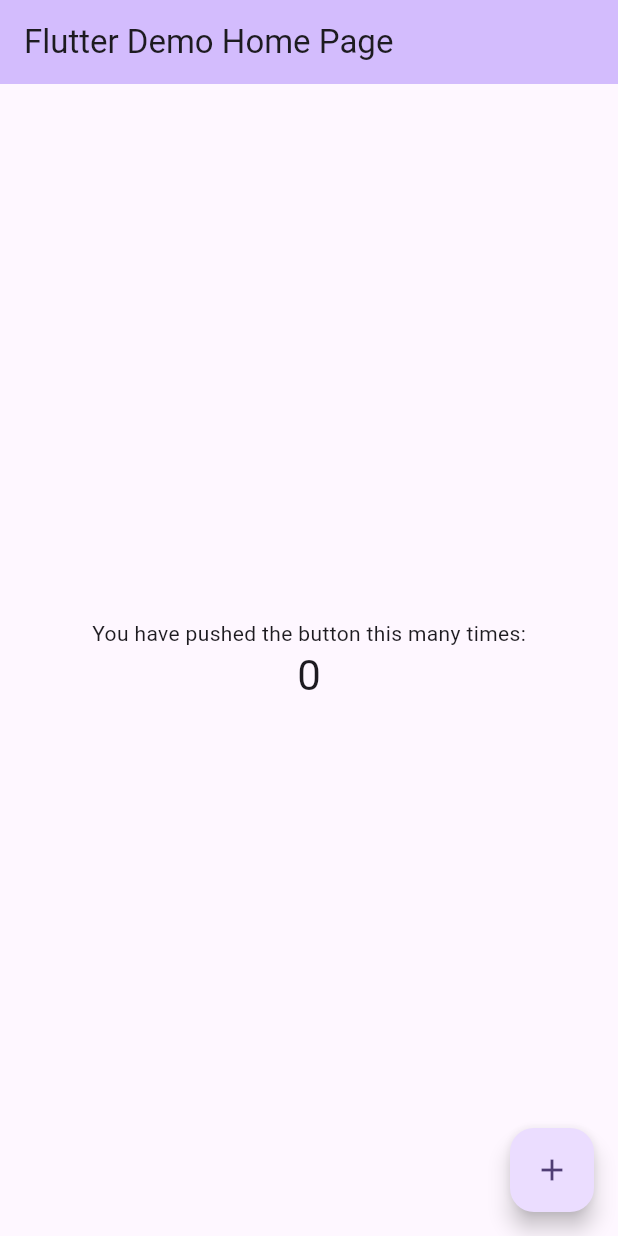
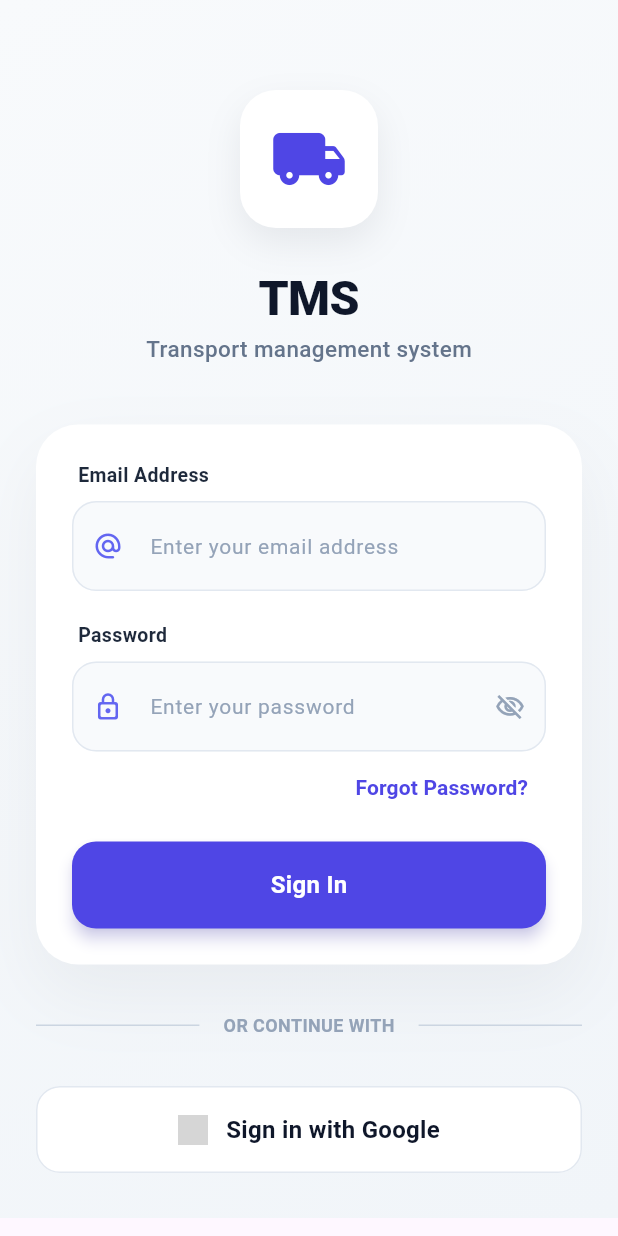
Before and after one commit to aswath06/TMS, a Flutter app: the screen it shows after launch, on a phone screen of 412 x 824 dp. Run offline on Flutter 3.47's test engine with Material 3 defaults, Android fonts, the phone set to English and light mode, and no system bars; network calls fail; grey boxes are pictures that could not be loaded.

Commit message:
login screen

```diff
--- /dev/null
+++ b/lib/components/custom_button.dart
@@ -0,0 +1,78 @@
+import 'package:flutter/material.dart';
+
+class CustomButton extends StatelessWidget {
+  final String text;
+  final VoidCallback onPressed;
+  final Color? backgroundColor;
+  final Color? textColor;
+  final Widget? icon;
+  final bool isLoading;
+
+  const CustomButton({
+    super.key,
+    required this.text,
+    required this.onPressed,
+    this.backgroundColor,
+    this.textColor,
+    this.icon,
+    this.isLoading = false,
+  });
+
+  @override
+  Widget build(BuildContext context) {
+    bool isWhite = backgroundColor == Colors.white;
+
+    return AnimatedContainer(
+      duration: const Duration(milliseconds: 200),
+      child: SizedBox(
+        width: double.infinity,
+        height: 58,
+        child: ElevatedButton(
+          onPressed: isLoading ? null : onPressed,
+          style: ElevatedButton.styleFrom(
+            backgroundColor: backgroundColor ?? const Color(0xFF4F46E5),
+            foregroundColor: isWhite ? Colors.black12 : Colors.white24,
+            disabledBackgroundColor: isWhite
+                ? Colors.white
+                : const Color(0xFF818CF8),
+            elevation: isWhite ? 0 : 4,
+            shadowColor: const Color(0xFF4F46E5).withOpacity(0.4),
+            shape: RoundedRectangleBorder(
+              borderRadius: BorderRadius.circular(16),
+              side: isWhite
+                  ? const BorderSide(color: Color(0xFFE2E8F0))
+                  : BorderSide.none,
+            ),
+          ),
+          child: AnimatedSwitcher(
+            duration: const Duration(milliseconds: 300),
+            child: isLoading
+                ? SizedBox(
+                    height: 24,
+                    width: 24,
+                    child: CircularProgressIndicator(
+                      strokeWidth: 3,
+                      color: isWhite ? const Color(0xFF4F46E5) : Colors.white,
+                    ),
+                  )
+                : Row(
+                    mainAxisAlignment: MainAxisAlignment.center,
+                    children: [
+                      if (icon != null) ...[icon!, const SizedBox(width: 12)],
+                      Text(
+                        text,
+                        style: TextStyle(
+                          color: textColor ?? Colors.white,
+                          fontSize: 16,
+                          fontWeight: FontWeight.w700,
+                          letterSpacing: 0.2,
+                        ),
+                      ),
+                    ],
+                  ),
+          ),
+        ),
+      ),
+    );
+  }
+}
--- /dev/null
+++ b/lib/components/custom_input.dart
@@ -0,0 +1,106 @@
+import 'package:flutter/material.dart';
+
+class CustomInput extends StatefulWidget {
+  final String label;
+  final TextEditingController controller;
+  final bool isPassword;
+  final TextInputType keyboardType;
+  final IconData icon;
+
+  const CustomInput({
+    super.key,
+    required this.label,
+    required this.controller,
+    required this.icon,
+    this.isPassword = false,
+    this.keyboardType = TextInputType.text,
+  });
+
+  @override
+  State<CustomInput> createState() => _CustomInputState();
+}
+
+class _CustomInputState extends State<CustomInput> {
+  // Local state to toggle password visibility
+  late bool _obscureText;
+
+  @override
+  void initState() {
+    super.initState();
+    // Initialize obscureText based on whether it's a password field
+    _obscureText = widget.isPassword;
+  }
+
+  @override
+  Widget build(BuildContext context) {
+    return Column(
+      crossAxisAlignment: CrossAxisAlignment.start,
+      children: [
+        Padding(
+          padding: const EdgeInsets.only(left: 4, bottom: 8),
+          child: Text(
+            widget.label,
+            style: const TextStyle(
+              fontWeight: FontWeight.w700,
+              color: Color(0xFF1E293B),
+              fontSize: 13,
+            ),
+          ),
+        ),
+        TextField(
+          controller: widget.controller,
+          obscureText: _obscureText,
+          keyboardType: widget.keyboardType,
+          style: const TextStyle(
+            color: Color(0xFF0F172A),
+            fontWeight: FontWeight.w500,
+          ),
+          decoration: InputDecoration(
+            prefixIcon: Icon(
+              widget.icon,
+              color: const Color(0xFF6366F1),
+              size: 20,
+            ),
+            // Added suffixIcon for the show/hide password toggle
+            suffixIcon: widget.isPassword
+                ? IconButton(
+                    icon: Icon(
+                      _obscureText
+                          ? Icons.visibility_off_outlined
+                          : Icons.visibility_outlined,
+                      color: const Color(0xFF94A3B8),
+                      size: 20,
+                    ),
+                    onPressed: () {
+                      setState(() {
+                        _obscureText = !_obscureText;
+                      });
+                    },
+                  )
+                : null,
+            hintText: "Enter your ${widget.label.toLowerCase()}",
+            hintStyle: const TextStyle(
+              color: Color(0xFF94A3B8),
+              fontSize: 14,
+              fontWeight: FontWeight.w400,
+            ),
+            filled: true,
+            fillColor: const Color(0xFFF8FAFC),
+            contentPadding: const EdgeInsets.symmetric(
+              vertical: 18,
+              horizontal: 16,
+            ),
+            enabledBorder: OutlineInputBorder(
+              borderRadius: BorderRadius.circular(16),
+              borderSide: const BorderSide(color: Color(0xFFE2E8F0)),
+            ),
+            focusedBorder: OutlineInputBorder(
+              borderRadius: BorderRadius.circular(16),
+              borderSide: const BorderSide(color: Color(0xFF6366F1), width: 2),
+            ),
+          ),
+        ),
+      ],
+    );
+  }
+}
--- a/lib/main.dart
+++ b/lib/main.dart
@@ -1,4 +1,5 @@
 import 'package:flutter/material.dart';
+import 'utils/routes.dart';
 
 void main() {
   runApp(const MyApp());
@@ -7,116 +8,13 @@ void main() {
 class MyApp extends StatelessWidget {
   const MyApp({super.key});
 
-  // This widget is the root of your application.
   @override
   Widget build(BuildContext context) {
     return MaterialApp(
-      title: 'Flutter Demo',
-      theme: ThemeData(
-        // This is the theme of your application.
-        //
-        // TRY THIS: Try running your application with "flutter run". You'll see
-        // the application has a purple toolbar. Then, without quitting the app,
-        // try changing the seedColor in the colorScheme below to Colors.green
-        // and then invoke "hot reload" (save your changes or press the "hot
-        // reload" button in a Flutter-supported IDE, or press "r" if you used
-        // the command line to start the app).
-        //
-        // Notice that the counter didn't reset back to zero; the application
-        // state is not lost during the reload. To reset the state, use hot
-        // restart instead.
-        //
-        // This works for code too, not just values: Most code changes can be
-        // tested with just a hot reload.
-        colorScheme: .fromSeed(seedColor: Colors.deepPurple),
-      ),
-      home: const MyHomePage(title: 'Flutter Demo Home Page'),
+      debugShowCheckedModeBanner: false,
+      themeMode: ThemeMode.system,
+      initialRoute: AppRoutes.login,
+      onGenerateRoute: AppRoutes.generateRoute,
     );
   }
 }
-
-class MyHomePage extends StatefulWidget {
-  const MyHomePage({super.key, required this.title});
-
-  // This widget is the home page of your application. It is stateful, meaning
-  // that it has a State object (defined below) that contains fields that affect
-  // how it looks.
-
-  // This class is the configuration for the state. It holds the values (in this
-  // case the title) provided by the parent (in this case the App widget) and
-  // used by the build method of the State. Fields in a Widget subclass are
-  // always marked "final".
-
-  final String title;
-
-  @override
-  State<MyHomePage> createState() => _MyHomePageState();
-}
-
-class _MyHomePageState extends State<MyHomePage> {
-  int _counter = 0;
-
-  void _incrementCounter() {
-    setState(() {
-      // This call to setState tells the Flutter framework that something has
-      // changed in this State, which causes it to rerun the build method below
-      // so that the display can reflect the updated values. If we changed
-      // _counter without calling setState(), then the build method would not be
-      // called again, and so nothing would appear to happen.
-      _counter++;
-    });
-  }
-
-  @override
-  Widget build(BuildContext context) {
-    // This method is rerun every time setState is called, for instance as done
-    // by the _incrementCounter method above.
-    //
-    // The Flutter framework has been optimized to make rerunning build methods
-    // fast, so that you can just rebuild anything that needs updating rather
-    // than having to individually change instances of widgets.
-    return Scaffold(
-      appBar: AppBar(
-        // TRY THIS: Try changing the color here to a specific color (to
-        // Colors.amber, perhaps?) and trigger a hot reload to see the AppBar
-        // change color while the other colors stay the same.
-        backgroundColor: Theme.of(context).colorScheme.inversePrimary,
-        // Here we take the value from the MyHomePage object that was created by
-        // the App.build method, and use it to set our appbar title.
-        title: Text(widget.title),
-      ),
-      body: Center(
-        // Center is a layout widget. It takes a single child and positions it
-        // in the middle of the parent.
-        child: Column(
-          // Column is also a layout widget. It takes a list of children and
-          // arranges them vertically. By default, it sizes itself to fit its
-          // children horizontally, and tries to be as tall as its parent.
-          //
-          // Column has various properties to control how it sizes itself and
-          // how it positions its children. Here we use mainAxisAlignment to
-          // center the children vertically; the main axis here is the vertical
-          // axis because Columns are vertical (the cross axis would be
-          // horizontal).
-          //
-          // TRY THIS: Invoke "debug painting" (choose the "Toggle Debug Paint"
-          // action in the IDE, or press "p" in the console), to see the
-          // wireframe for each widget.
-          mainAxisAlignment: .center,
-          children: [
-            const Text('You have pushed the button this many times:'),
-            Text(
-              '$_counter',
-              style: Theme.of(context).textTheme.headlineMedium,
-            ),
-          ],
-        ),
-      ),
-      floatingActionButton: FloatingActionButton(
-        onPressed: _incrementCounter,
-        tooltip: 'Increment',
-        child: const Icon(Icons.add),
-      ),
-    );
-  }
-}
--- /dev/null
+++ b/lib/screens/auth/login_screen.dart
@@ -0,0 +1,193 @@
+import 'package:flutter/material.dart';
+import 'package:tms/components/custom_button.dart';
+import 'package:tms/components/custom_input.dart';
+
+class LoginScreen extends StatefulWidget {
+  const LoginScreen({super.key});
+
+  @override
+  State<LoginScreen> createState() => _LoginScreenState();
+}
+
+class _LoginScreenState extends State<LoginScreen> {
+  final TextEditingController _emailController = TextEditingController();
+  final TextEditingController _passwordController = TextEditingController();
+  bool _isLoggingIn = false;
+  bool _isGoogleLoading = false;
+
+  Future<void> _handleLogin() async {
+    if (_emailController.text.isEmpty || _passwordController.text.isEmpty) {
+      ScaffoldMessenger.of(context).showSnackBar(
+        const SnackBar(content: Text("Please fill in all fields")),
+      );
+      return;
+    }
+
+    setState(() => _isLoggingIn = true);
+    await Future.delayed(const Duration(seconds: 2));
+    if (mounted) setState(() => _isLoggingIn = false);
+  }
+
+  @override
+  void dispose() {
+    _emailController.dispose();
+    _passwordController.dispose();
+    super.dispose();
+  }
+
+  @override
+  Widget build(BuildContext context) {
+    return Scaffold(
+      body: Container(
+        decoration: const BoxDecoration(
+          gradient: LinearGradient(
+            begin: Alignment.topLeft,
+            end: Alignment.bottomRight,
+            colors: [
+              Color(0xFFF8FAFC),
+              Color(0xFFF1F5F9),
+            ], // Slate 50 to Slate 100
+          ),
+        ),
+        child: SafeArea(
+          child: SingleChildScrollView(
+            physics: const BouncingScrollPhysics(),
+            padding: const EdgeInsets.symmetric(horizontal: 24.0),
+            child: Column(
+              children: [
+                const SizedBox(height: 60),
+                Hero(
+                  tag: 'logo',
+                  child: Container(
+                    padding: const EdgeInsets.all(20),
+                    decoration: BoxDecoration(
+                      color: Colors.white,
+                      borderRadius: BorderRadius.circular(24),
+                      boxShadow: [
+                        BoxShadow(
+                          color: const Color(0xFF0F172A).withOpacity(0.08),
+                          blurRadius: 20,
+                          offset: const Offset(0, 10),
+                        ),
+                      ],
+                    ),
+                    child: const Icon(
+                      Icons.local_shipping_rounded,
+                      size: 52,
+                      color: Color(0xFF4F46E5),
+                    ),
+                  ),
+                ),
+                const SizedBox(height: 24),
+                const Text(
+                  "TMS",
+                  style: TextStyle(
+                    fontSize: 32,
+                    fontWeight: FontWeight.w900,
+                    color: Color(0xFF0F172A),
+                    letterSpacing: -0.5,
+                  ),
+                ),
+                const Text(
+                  "Transport management system",
+                  style: TextStyle(
+                    color: Color(0xFF64748B),
+                    fontSize: 15,
+                    fontWeight: FontWeight.w500,
+                  ),
+                ),
+                const SizedBox(height: 40),
+                Container(
+                  padding: const EdgeInsets.all(24),
+                  decoration: BoxDecoration(
+                    color: Colors.white,
+                    borderRadius: BorderRadius.circular(28),
+                    boxShadow: [
+                      BoxShadow(
+                        color: const Color(0xFF0F172A).withOpacity(0.05),
+                        blurRadius: 40,
+                        offset: const Offset(0, 20),
+                      ),
+                    ],
+                  ),
+                  child: Column(
+                    children: [
+                      CustomInput(
+                        label: "Email Address",
+                        controller: _emailController,
+                        icon: Icons.alternate_email_rounded,
+                        keyboardType: TextInputType.emailAddress,
+                      ),
+                      const SizedBox(height: 20),
+                      CustomInput(
+                        label: "Password",
+                        controller: _passwordController,
+                        icon: Icons.lock_outline_rounded,
+                        isPassword: true,
+                      ),
+                      Align(
+                        alignment: Alignment.centerRight,
+                        child: TextButton(
+                          onPressed: () {},
+                          style: TextButton.styleFrom(
+                            foregroundColor: const Color(0xFF4F46E5),
+                          ),
+                          child: const Text(
+                            "Forgot Password?",
+                            style: TextStyle(fontWeight: FontWeight.w600),
+                          ),
+                        ),
+                      ),
+                      const SizedBox(height: 12),
+                      CustomButton(
+                        text: "Sign In",
+                        isLoading: _isLoggingIn,
+                        onPressed: _handleLogin,
+                      ),
+                    ],
+                  ),
+                ),
+                const SizedBox(height: 32),
+                Row(
+                  children: [
+                    const Expanded(child: Divider(color: Color(0xFFCBD5E1))),
+                    const Padding(
+                      padding: EdgeInsets.symmetric(horizontal: 16),
+                      child: Text(
+                        "OR CONTINUE WITH",
+                        style: TextStyle(
+                          fontSize: 12,
+                          fontWeight: FontWeight.bold,
+                          color: Color(0xFF94A3B8),
+                        ),
+                      ),
+                    ),
+                    const Expanded(child: Divider(color: Color(0xFFCBD5E1))),
+                  ],
+                ),
+                const SizedBox(height: 32),
+                CustomButton(
+                  text: "Sign in with Google",
+                  isLoading: _isGoogleLoading,
+                  backgroundColor: Colors.white,
+                  textColor: const Color(0xFF0F172A),
+                  icon: Image.network(
+                    'https://upload.wikimedia.org/wikipedia/commons/thumb/c/c1/Google_%22G%22_logo.svg/1200px-Google_%22G%22_logo.svg.png',
+                    height: 20,
+                  ),
+                  onPressed: () {
+                    setState(() => _isGoogleLoading = true);
+                    Future.delayed(const Duration(seconds: 2), () {
+                      if (mounted) setState(() => _isGoogleLoading = false);
+                    });
+                  },
+                ),
+                const SizedBox(height: 30),
+              ],
+            ),
+          ),
+        ),
+      ),
+    );
+  }
+}
--- /dev/null
+++ b/lib/utils/constants.dart
@@ -0,0 +1,3 @@
+class AppConstants {
+  static const String appName = "My Flutter App";
+}
--- /dev/null
+++ b/lib/utils/routes.dart
@@ -0,0 +1,21 @@
+import 'package:flutter/material.dart';
+import '../screens/auth/login_screen.dart';
+
+class AppRoutes {
+  // Route Names
+  static const String login = '/login';
+
+  // Route Generator
+  static Route<dynamic> generateRoute(RouteSettings settings) {
+    switch (settings.name) {
+      case login:
+        return MaterialPageRoute(builder: (_) => const LoginScreen());
+
+      default:
+        return MaterialPageRoute(
+          builder: (_) =>
+              const Scaffold(body: Center(child: Text('No route defined'))),
+        );
+    }
+  }
+}
```
